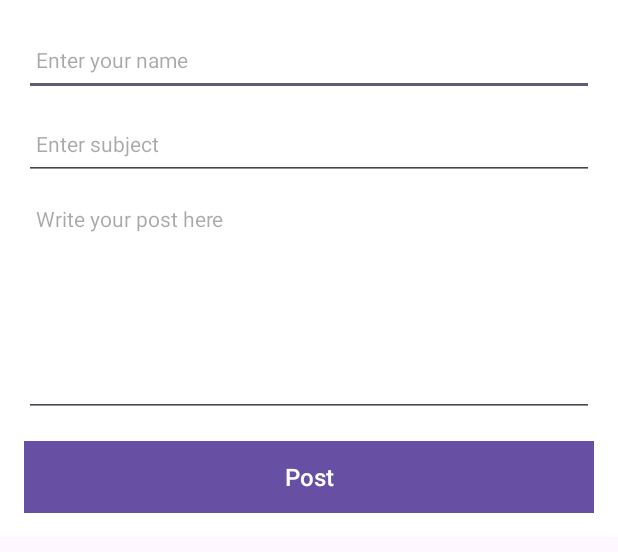
After one commit to Boooork/Whereabouts, an Android app: the layout dialog_post.xml on its own in the app's theme, with its tools: preview values and no code run, on a phone screen of 412 x 824 dp. The commit adds this screen. Shown: the top 552 px of the screen. Run offline under Robolectric (Android 15) with nearby library versions, the phone set to English and light mode, and no system bars.

Commit message:
dev-jay3 dialog page created

```diff
--- a/app/src/main/AndroidManifest.xml
+++ b/app/src/main/AndroidManifest.xml
@@ -35,6 +35,9 @@
             android:exported="true"
             android:theme="@style/Theme.MyApplication" />
 
+        <activity android:name=".HomeActivity" />
+
+
     </application>
 
 </manifest>
--- /dev/null
+++ b/app/src/main/res/layout/dialog_post.xml
@@ -0,0 +1,46 @@
+<LinearLayout xmlns:android="http://schemas.android.com/apk/res/android"
+    android:layout_width="match_parent"
+    android:layout_height="wrap_content"
+    android:orientation="vertical"
+    android:padding="16dp"
+    android:background="@android:color/white">
+
+    <EditText
+        android:id="@+id/dialog_name"
+        android:layout_width="match_parent"
+        android:layout_height="wrap_content"
+        android:hint="Enter your name"
+        android:minHeight="48dp"
+        android:padding="8dp"
+        android:textSize="14sp" />
+
+    <EditText
+        android:id="@+id/dialog_subject"
+        android:layout_width="match_parent"
+        android:layout_height="wrap_content"
+        android:layout_marginTop="8dp"
+        android:hint="Enter subject"
+        android:minHeight="48dp"
+        android:padding="8dp"
+        android:textSize="14sp" />
+
+    <EditText
+        android:id="@+id/dialog_post_content"
+        android:layout_width="match_parent"
+        android:layout_height="150dp"
+        android:hint="Write your post here"
+        android:padding="8dp"
+        android:textSize="14sp"
+        android:layout_marginTop="8dp"
+        android:gravity="top|start"/>
+
+    <Button
+        android:id="@+id/dialog_post_button"
+        android:layout_width="match_parent"
+        android:layout_height="wrap_content"
+        android:text="Post"
+        android:background="@color/colorPrimary"
+        android:textColor="@android:color/white"
+        android:textSize="16sp"
+        android:layout_marginTop="16dp"/>
+</LinearLayout>
--- a/app/src/main/res/navigation/nav_graph.xml
+++ b/app/src/main/res/navigation/nav_graph.xml
@@ -11,7 +11,7 @@
         android:label="First Fragment"
         tools:layout="@layout/fragment_first">
 
-        <!-- Navigate to Tutorial Fragment after splash screen -->
+        <!-- Navigate to Tutorial Fragment -->
         <action
             android:id="@+id/action_firstFragment_to_fragment_tutorial"
             app:destination="@id/fragment_tutorial"/>
@@ -50,10 +50,9 @@
         android:label="Sign In Fragment"
         tools:layout="@layout/fragment_signin">
 
-        <!-- Navigate back to SignUp Fragment -->
+        <!-- Navigate to SignUp Fragment -->
         <action
             android:id="@+id/action_fragment_signin_to_fragment_signup"
             app:destination="@id/fragment_signup"/>
     </fragment>
-
 </navigation>
```
Also changed, not shown: app/src/main/java/com/example/myapplication/ForumFragment.kt (added, +61 -0 lines), app/src/main/java/com/example/myapplication/FragmentSignup.kt (+11 -1 lines), app/src/main/java/com/example/myapplication/HomeActivity.kt (+7 -28 lines), app/src/main/res/layout/fragment_forum.xml (+6 -16 lines), app/src/main/res/layout/fragment_post_message.xml (added, +30 -0 lines).
